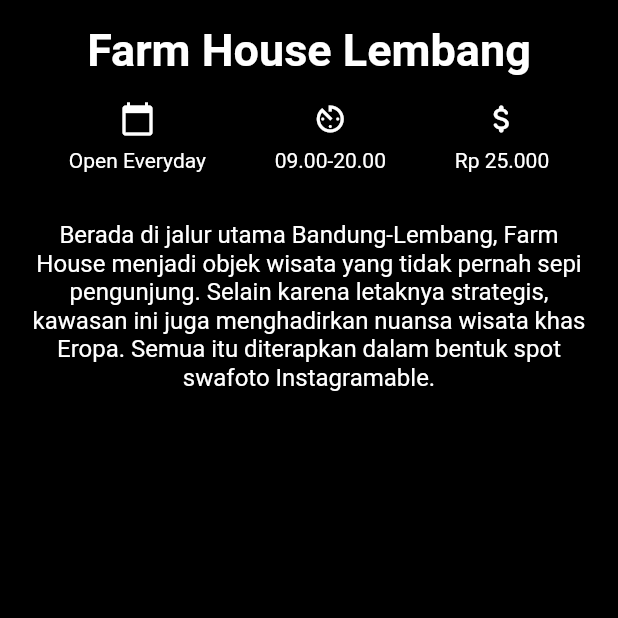
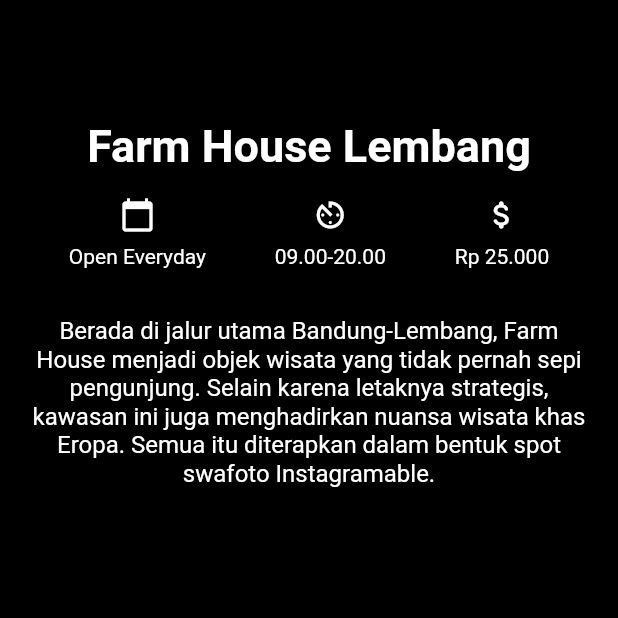
Before and after one commit to ikhsan-fauji/flutter_travel, a Flutter app: the screen it shows after launch, on a phone screen of 412 x 824 dp, the top half of it. Run offline on Flutter 3.47's test engine with Material 2 defaults, Android fonts, the phone set to English and light mode, and no system bars.

Commit message:
margin top 80

```diff
--- a/lib/main.dart
+++ b/lib/main.dart
@@ -25,7 +25,7 @@ class DetailScreen extends StatelessWidget {
         crossAxisAlignment: CrossAxisAlignment.stretch,
         children: <Widget>[
           Container(
-            margin: EdgeInsets.only(top: 16.0),
+            margin: EdgeInsets.only(top: 80.0),
             child: Text(
               'Farm House Lembang',
               textAlign: TextAlign.center,
```
